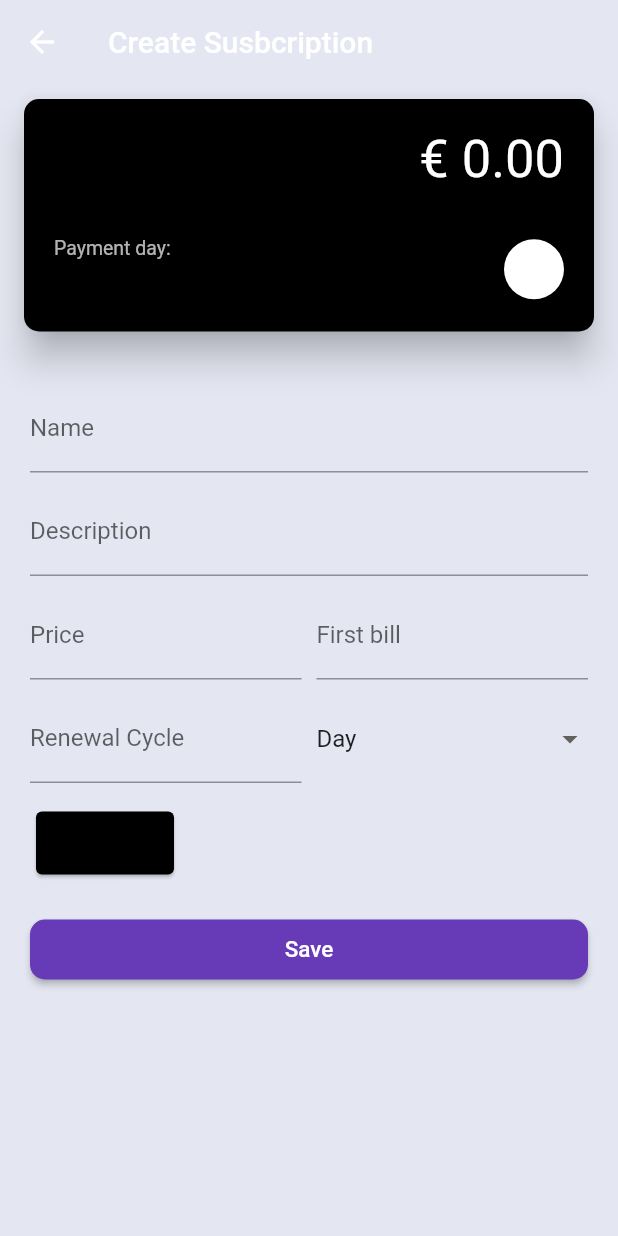
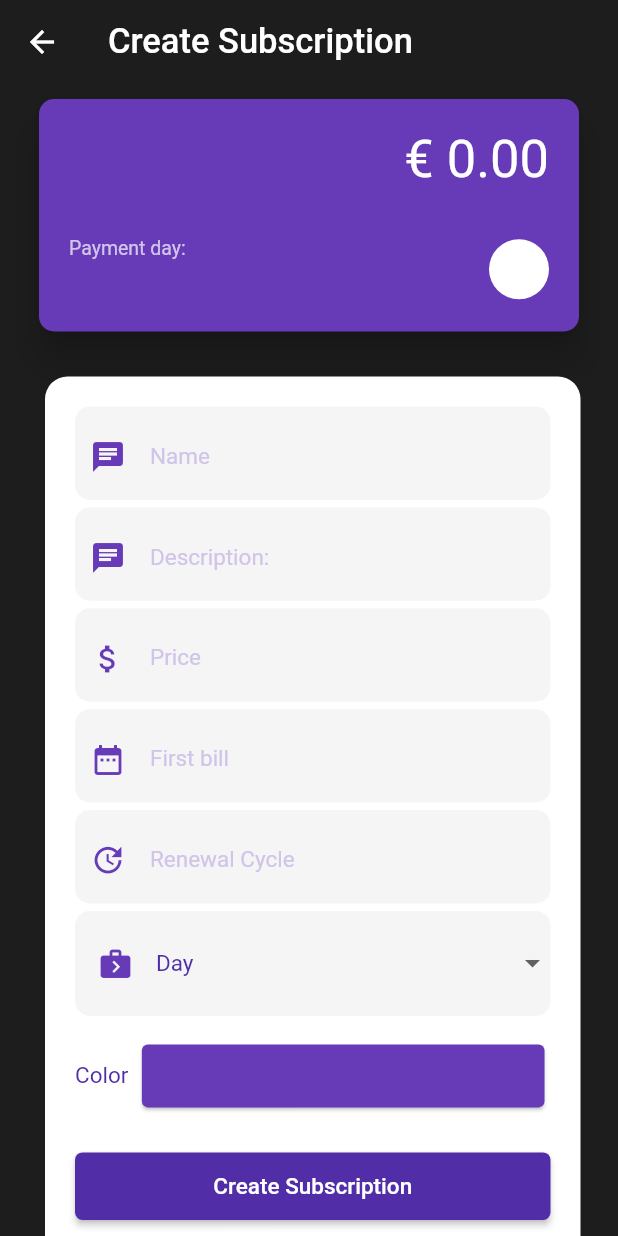
Before and after one commit to antocara/mysubscriptions, a Flutter app: the CreateSubscriptionScreen screen opened directly, on a phone screen of 412 x 824 dp. Run offline on Flutter 3.47's test engine with Material 2 defaults, Android fonts, the phone set to English and light mode, and no system bars; our stand-ins replace bubble_tab_indicator, charts_flutter, flutter_colorpicker, flutter_custom_clippers, package_info, share and 2 more; accounts and stored records are empty.

Commit message:
changed ui create suscription

```diff
--- a/lib/presentations/components/WidgetsFormHelper/color_field_widget.dart
+++ b/lib/presentations/components/WidgetsFormHelper/color_field_widget.dart
@@ -1,7 +1,10 @@
 import 'package:flutter/material.dart';
 import 'package:flutter/services.dart';
 import 'package:flutter_colorpicker/material_picker.dart';
+import 'package:subscriptions/app_localizations.dart';
 import 'package:subscriptions/presentations/components/WidgetsFormHelper/icon_field_widget.dart';
+import 'package:subscriptions/presentations/styles/colors.dart';
+import 'package:subscriptions/presentations/styles/text_styles.dart';
 
 typedef ColorSelected(Color color);
 
@@ -19,7 +22,7 @@ class _ColorFieldWidgetState extends State<ColorFieldWidget> {
 
   @override
   void initState() {
-    _currentColor = Colors.black;
+    _currentColor = kPrimaryColor;
     super.initState();
   }
 
@@ -29,6 +32,13 @@ class _ColorFieldWidgetState extends State<ColorFieldWidget> {
       padding: const EdgeInsets.symmetric(vertical: 10.0, horizontal: 0),
       child: Row(
         children: <Widget>[
+          Text(
+            AppLocalizations.of(context).translate("color"),
+            style: kInputFormContent,
+          ),
+          SizedBox(
+            width: 5,
+          ),
           _buildCircleColor(),
         ],
       ),
@@ -67,13 +77,14 @@ class _ColorFieldWidgetState extends State<ColorFieldWidget> {
   }
 
   Widget _buildCircleColor() {
-    return InkWell(
-      onTap: _showColorPicker,
-      child: Container(
-        width: 100,
-        height: 50,
-        child: Card(
-          color: _currentColor,
+    return Expanded(
+      child: InkWell(
+        onTap: _showColorPicker,
+        child: Container(
+          height: 50,
+          child: Card(
+            color: _currentColor,
+          ),
         ),
       ),
     );
--- a/lib/presentations/components/WidgetsFormHelper/date_field_widget.dart
+++ b/lib/presentations/components/WidgetsFormHelper/date_field_widget.dart
@@ -1,18 +1,21 @@
 import 'package:flutter/material.dart';
 import 'package:flutter/services.dart';
 import 'package:subscriptions/helpers/dates_helper.dart';
+import 'package:subscriptions/presentations/styles/colors.dart';
+import 'package:subscriptions/presentations/styles/text_styles.dart';
 
 class DateFieldWidget extends StatefulWidget {
-  const DateFieldWidget(
-      {Key key,
+  const DateFieldWidget({
+    Key key,
     this.hint,
     this.focusNode,
     this.nextFocusNode,
     this.inputAction,
     this.inputType,
     this.onSave,
-      this.onChange})
-      : super(key: key);
+    this.onChange,
+    this.icons,
+  }) : super(key: key);
 
   final String hint;
   final FocusNode focusNode;
@@ -21,6 +24,7 @@ class DateFieldWidget extends StatefulWidget {
   final List<TextInputFormatter> inputType;
   final Function onSave;
   final Function onChange;
+  final IconData icons;
 
   @override
   _DateFieldWidgetState createState() => _DateFieldWidgetState();
@@ -31,13 +35,26 @@ class _DateFieldWidgetState extends State<DateFieldWidget> {
 
   @override
   Widget build(BuildContext context) {
-    return InkWell(
+    return Container(
+      decoration: BoxDecoration(
+        borderRadius: BorderRadius.circular(10),
+        color: Colors.grey.withOpacity(0.1),
+      ),
+      margin: const EdgeInsets.only(bottom: 5),
+      child: InkWell(
         onTap: _selectDate,
         child: IgnorePointer(
+          child: Padding(
+            padding:
+                const EdgeInsets.only(top: 5, left: 10, right: 10, bottom: 0),
             child: TextFormField(
               controller: _controller,
               decoration: InputDecoration(
+                border: InputBorder.none,
                 labelText: widget.hint,
+                labelStyle: kInputFormHint,
+                hintStyle: kInputFormHint,
+                icon: Icon(widget.icons, color: kPrimaryColor),
               ),
               validator: (value) {
                 if (value.isEmpty) {
@@ -45,14 +62,18 @@ class _DateFieldWidgetState extends State<DateFieldWidget> {
                 }
                 return null;
               },
+              style: kInputFormContent,
               inputFormatters: widget.inputType,
               focusNode: widget.focusNode,
               textInputAction: widget.inputAction,
               onFieldSubmitted: (term) {
-            _fieldFocusChange(context, widget.focusNode, widget.nextFocusNode);
+                _fieldFocusChange(
+                    context, widget.focusNode, widget.nextFocusNode);
               },
               onSaved: widget.onSave,
               onChanged: widget.onChange,
+            ),
+          ),
         ),
       ),
     );
--- a/lib/presentations/components/WidgetsFormHelper/text_field_widget.dart
+++ b/lib/presentations/components/WidgetsFormHelper/text_field_widget.dart
@@ -1,6 +1,8 @@
 import 'package:flutter/material.dart';
 import 'package:flutter/services.dart';
-import 'package:subscriptions/presentations/components/WidgetsFormHelper/icon_field_widget.dart';
+import 'package:subscriptions/app_localizations.dart';
+import 'package:subscriptions/presentations/styles/colors.dart';
+import 'package:subscriptions/presentations/styles/text_styles.dart';
 
 class TextFieldWidget extends StatefulWidget {
   const TextFieldWidget({
@@ -12,6 +14,7 @@ class TextFieldWidget extends StatefulWidget {
     this.keyboardType,
     this.onSave,
     this.onChange,
+    this.icons,
   }) : super(key: key);
 
   final String hint;
@@ -21,6 +24,7 @@ class TextFieldWidget extends StatefulWidget {
   final TextInputType keyboardType;
   final Function onSave;
   final Function onChange;
+  final IconData icons;
 
   @override
   _TextFieldWidgetState createState() => _TextFieldWidgetState();
@@ -29,18 +33,31 @@ class TextFieldWidget extends StatefulWidget {
 class _TextFieldWidgetState extends State<TextFieldWidget> {
   @override
   Widget build(BuildContext context) {
-    return Padding(
-      padding: const EdgeInsets.symmetric(vertical: 5, horizontal: 0),
+    return Container(
+      decoration: BoxDecoration(
+        borderRadius: BorderRadius.circular(10),
+        color: Colors.grey.withOpacity(0.1),
+      ),
+      margin: const EdgeInsets.only(bottom: 5),
+      child: Padding(
+        padding: const EdgeInsets.only(top: 5, left: 10, right: 10, bottom: 0),
         child: TextFormField(
           decoration: InputDecoration(
+            border: InputBorder.none,
             labelText: widget.hint,
+            hintText: "",
+            labelStyle: kInputFormHint,
+            hintStyle: kInputFormHint,
+            icon: Icon(widget.icons, color: kPrimaryColor),
           ),
           validator: (value) {
             if (value.isEmpty) {
-            return 'Please enter some value';
+              return AppLocalizations.of(context)
+                  .translate("error_mandatory_field");
             }
             return null;
           },
+          style: kInputFormContent,
           keyboardType: widget.keyboardType,
           focusNode: widget.focusNode,
           textInputAction: widget.inputAction,
@@ -49,6 +66,7 @@ class _TextFieldWidgetState extends State<TextFieldWidget> {
           },
           onChanged: widget.onChange,
           onSaved: widget.onSave,
+        ),
       ),
     );
   }
--- a/lib/presentations/components/detail_app_bar.dart
+++ b/lib/presentations/components/detail_app_bar.dart
@@ -4,12 +4,12 @@ import 'package:subscriptions/presentations/styles/colors.dart' as AppColors;
 import 'package:subscriptions/presentations/styles/text_styles.dart';
 
 class DetailAppBar extends StatelessWidget implements PreferredSizeWidget {
-  DetailAppBar({Key key, Subscription subscription})
-      : _subscription = subscription,
+  DetailAppBar({Key key, @required String title})
+      : _title = title,
         preferredSize = Size.fromHeight(kToolbarHeight),
         super(key: key);
 
-  final Subscription _subscription;
+  String _title;
   @override
   final Size preferredSize;
 
@@ -19,7 +19,7 @@ class DetailAppBar extends StatelessWidget implements PreferredSizeWidget {
       iconTheme: IconThemeData(color: AppColors.kAppBarTitleDetail),
       backgroundColor: AppColors.kTransparent,
       elevation: 0,
-      title: Text(_subscription.upperName, style: kTitleAppBar),
+      title: Text(_title, style: kTitleAppBar),
     );
   }
 }
--- a/lib/presentations/components/renewal_card.dart
+++ b/lib/presentations/components/renewal_card.dart
@@ -17,11 +17,14 @@ class RenewalCard extends StatelessWidget {
   Widget build(BuildContext context) {
     return Card(
       shape: RoundedRectangleBorder(
-          borderRadius: BorderRadius.circular(AppDimens.kBorderRadiusCard)),
+        borderRadius: BorderRadius.circular(AppDimens.kBorderRadiusCard),
+      ),
       margin: EdgeInsets.symmetric(
-          vertical: 0, horizontal: AppDimens.kDefaultHorizontalMargin),
+        vertical: 0,
+        horizontal: AppDimens.kDefaultHorizontalMargin,
+      ),
       elevation: 10,
-      color: _renewal.subscription.color ?? Colors.black,
+      color: _renewal.subscription.color ?? AppColors.kPrimaryColor,
       child: Padding(
         padding: const EdgeInsets.all(20.0),
         child: _buildCardContent(context),
--- a/lib/presentations/create_subscription/create_subscription_screen.dart
+++ b/lib/presentations/create_subscription/create_subscription_screen.dart
@@ -1,18 +1,21 @@
 import 'package:flutter/cupertino.dart';
 import 'package:flutter/material.dart';
 import 'package:flutter/services.dart';
+import 'package:subscriptions/app_localizations.dart';
 import 'package:subscriptions/data/di/subscription_inject.dart';
 import 'package:subscriptions/data/entities/renewal.dart';
 import 'package:subscriptions/data/entities/renewal_period.dart';
 import 'package:subscriptions/data/entities/subscription.dart';
 import 'package:subscriptions/helpers/dates_helper.dart';
-import 'package:subscriptions/presentations/navigation_manager.dart';
-import 'package:subscriptions/presentations/styles/colors.dart' as AppColors;
-import 'package:subscriptions/presentations/components/card_row.dart';
 import 'package:subscriptions/presentations/components/WidgetsFormHelper/color_field_widget.dart';
 import 'package:subscriptions/presentations/components/WidgetsFormHelper/date_field_widget.dart';
 import 'package:subscriptions/presentations/components/WidgetsFormHelper/dismiss_keyboard_on_scroll.dart';
 import 'package:subscriptions/presentations/components/WidgetsFormHelper/text_field_widget.dart';
+import 'package:subscriptions/presentations/components/card_row.dart';
+import 'package:subscriptions/presentations/components/detail_app_bar.dart';
+import 'package:subscriptions/presentations/navigation_manager.dart';
+import 'package:subscriptions/presentations/styles/colors.dart' as AppColors;
+import 'package:subscriptions/presentations/styles/text_styles.dart';
 
 class CreateSubscriptionScreen extends StatefulWidget {
   @override
@@ -29,55 +32,57 @@ class _CreateSubscriptionScreenState extends State<CreateSubscriptionScreen> {
       new GlobalKey<ScaffoldState>();
 
   @override
+  void initState() {
+    _renewal.subscription = _subscription;
+    super.initState();
+  }
+
+  @override
   Widget build(BuildContext context) {
     return Scaffold(
-      backgroundColor: AppColors.kCreateSubscriptionBack,
+      backgroundColor:
+          AppColors.kDefaultBackground, //AppColors.kDefaultBackground,
       key: mScaffoldState,
-      appBar: AppBar(
-        iconTheme: IconThemeData(color: AppColors.kAppBarTitle),
-        backgroundColor: Colors.transparent,
-        elevation: 0,
-        title: Text("Create Susbcription",
-            style: TextStyle(
-              color: AppColors.kAppBarTitle,
-            )),
-      ),
+      appBar: _buildAppBar(),
       body: _buildBody(context),
     );
   }
 
+  Widget _buildAppBar() {
+    return DetailAppBar(
+      title: AppLocalizations.of(context).translate("create_subscription"),
+    );
+  }
+
   Widget _buildBody(BuildContext context) {
-    _renewal.subscription = _subscription;
-
-    return Stack(
-      children: <Widget>[
-        Column(
-          children: <Widget>[
+    return Center(
+      child: Container(
+        margin: EdgeInsets.only(left: 0, right: 0, bottom: 0),
+        child: CustomScrollView(
+          slivers: <Widget>[
+            SliverList(
+              delegate: SliverChildListDelegate(
+                [
                   _buildCard(),
-            Expanded(
-              child: _buildForm(context),
-            )
+                  SizedBox(
+                    height: 20,
+                  ),
+                  _buildForm(),
                 ],
               ),
+            ),
           ],
+        ),
+      ),
     );
   }
 
   Widget _buildCard() {
-    return CardRow(
+    return Padding(
+      padding: const EdgeInsets.only(left: 10.0, right: 10.0),
+      child: CardRow(
         onTap: () {},
         renewal: _renewal,
-    );
-  }
-
-  Widget _buildForm(BuildContext context) {
-    return Center(
-      child: Container(
-        margin: EdgeInsets.all(20),
-        child: Form(
-          key: _formKey,
-          child: _buildInput(),
-        ),
       ),
     );
   }
@@ -90,92 +95,93 @@ class _CreateSubscriptionScreenState extends State<CreateSubscriptionScreen> {
   FocusNode _subscriptionColor = FocusNode();
   String _dropdownValue = 'Day';
 
-  Widget _buildInput() {
-    return DismissKeyboardOnScroll(
-      child: ListView(
-        children: <Widget>[
-          _buildTextFieldName(),
-          _buildTextFieldDescription(),
-          Row(
-            children: <Widget>[
-              Expanded(
-                child: _buildTextFieldPrice(),
+  Form _buildForm() {
+    return Form(
+      key: _formKey,
+      child: Padding(
+        padding: const EdgeInsets.only(left: 30.0, right: 25.0),
+        child: Container(
+          decoration: BoxDecoration(
+              borderRadius: BorderRadius.only(
+                topLeft: Radius.circular(15),
+                topRight: Radius.circular(15),
               ),
-              SizedBox(width: 10),
-              Expanded(
-                child: _buildDateTextField(),
-              )
-            ],
+              color: Colors.white),
+          child: _buildInputs(context),
         ),
-          Row(
-            verticalDirection: VerticalDirection.down,
-            crossAxisAlignment: CrossAxisAlignment.center,
-            children: <Widget>[
-              Expanded(
-                child: _buildRenewalTextField(),
-              ),
-              SizedBox(
-                width: 10,
-              ),
-              Expanded(
-                child: _buildDropDown(),
-              ),
-            ],
-          ),
-          ColorFieldWidget(
-            colorSelected: (Color color) {
-              _subscription.color = color;
-              _renewal.subscription.color = color;
-              _refresh();
-            },
-          ),
-          _buildButtonSend(context),
-        ],
       ),
     );
   }
 
-  Widget _buildTextFieldName() {
+  Widget _buildInputs(BuildContext context) {
+    return Padding(
+      padding: const EdgeInsets.only(left: 20.0, right: 20.0, top: 20.00),
+      child: DismissKeyboardOnScroll(
+        child: ListView(
+          physics: const NeverScrollableScrollPhysics(),
+          shrinkWrap: true,
+          children: <Widget>[
+            _buildTextFieldName(context),
+            _buildTextFieldDescription(context),
+            _buildTextFieldPrice(context),
+            _buildDateTextField(context),
+            _buildRenewalTextField(context),
+            _buildDropDown(),
+            _buildColorCard(),
+            _buildButtonSend(context),
+          ],
+        ),
+      ),
+    );
+  }
+
+  Widget _buildTextFieldName(BuildContext context) {
     return TextFieldWidget(
       onSave: (val) => _subscription.name = val,
       onChange: (val) {
         _renewal.subscription.name = val;
         _refresh();
       },
-        hint: "Name",
+      hint: AppLocalizations.of(context).translate("name"),
       focusNode: _name,
       nextFocusNode: _description,
-        inputAction: TextInputAction.next);
+      inputAction: TextInputAction.next,
+      icons: Icons.chat,
+    );
   }
 
-  Widget _buildTextFieldDescription() {
+  Widget _buildTextFieldDescription(BuildContext context) {
     return TextFieldWidget(
       onSave: (val) => _subscription.description = val,
       onChange: (val) {
         _renewal.subscription.description = val;
         _refresh();
       },
-        hint: "Description",
+      hint: AppLocalizations.of(context).translate("description"),
       focusNode: _description,
       nextFocusNode: _price,
-        inputAction: TextInputAction.next);
+      inputAction: TextInputAction.next,
+      icons: Icons.chat,
+    );
   }
 
-  Widget _buildTextFieldPrice() {
+  Widget _buildTextFieldPrice(BuildContext context) {
     return TextFieldWidget(
       onSave: (val) => _subscription.price = double.parse(val),
       onChange: (val) {
         _renewal.subscription.price = double.parse(val);
         _refresh();
       },
-        hint: "Price",
+      hint: AppLocalizations.of(context).translate("price"),
       focusNode: _price,
       nextFocusNode: null,
       keyboardType: TextInputType.numberWithOptions(decimal: true),
-        inputAction: TextInputAction.next);
+      inputAction: TextInputAction.next,
+      icons: Icons.attach_money,
+    );
   }
 
-  Widget _buildDateTextField() {
+  Widget _buildDateTextField(BuildContext context) {
     return DateFieldWidget(
       onSave: (val) =>
           _subscription.firstBill = DatesHelper.toDateFromString(val),
@@ -183,25 +189,46 @@ class _CreateSubscriptionScreenState extends State<CreateSubscriptionScreen> {
         _renewal.renewalAt = DatesHelper.toDateFromString(val);
         _refresh();
       },
-        hint: "First bill",
+      hint: AppLocalizations.of(context).translate("first_bill"),
       focusNode: _firstBill,
       nextFocusNode: _renewalCycle,
-        inputAction: TextInputAction.done);
+      inputAction: TextInputAction.done,
+      icons: Icons.date_range,
+    );
   }
 
-  Widget _buildRenewalTextField() {
+  Widget _buildRenewalTextField(BuildContext context) {
     return TextFieldWidget(
       onSave: (val) => _subscription.renewal = int.parse(val),
-      hint: "Renewal Cycle",
+      hint: AppLocalizations.of(context).translate("renewal_cycle"),
       focusNode: _renewalCycle,
       keyboardType: TextInputType.numberWithOptions(decimal: false),
       nextFocusNode: _subscriptionColor,
       inputAction: TextInputAction.next,
+      icons: Icons.update,
     );
   }
 
   Widget _buildDropDown() {
-    return DropdownButton<String>(
+    return Container(
+      height: 70,
+      decoration: BoxDecoration(
+        borderRadius: BorderRadius.circular(10),
+        color: Colors.grey.withOpacity(0.1),
+      ),
+      margin: const EdgeInsets.only(bottom: 5),
+      child: Row(
+        children: <Widget>[
+          Padding(
+            padding:
+                const EdgeInsets.only(top: 0, left: 15, right: 15, bottom: 0),
+            child: Icon(
+              Icons.next_week,
+              color: AppColors.kPrimaryColor,
+            ),
+          ),
+          Expanded(
+            child: DropdownButton<String>(
               hint: Text('Day'),
               isExpanded: true,
               underline: Container(
@@ -214,7 +241,22 @@ class _CreateSubscriptionScreenState extends State<CreateSubscriptionScreen> {
                   _dropdownValue = newValue;
                 });
               },
+              style: kInputFormContent,
               items: RenewalPeriod.renewalCyclesValues(),
+            ),
+          ),
+        ],
+      ),
+    );
+  }
+
+  Widget _buildColorCard() {
+    return ColorFieldWidget(
+      colorSelected: (Color color) {
+        _subscription.color = color;
+        _renewal.subscription.color = color;
+        _refresh();
+      },
     );
   }
 
@@ -230,11 +272,10 @@ class _CreateSubscriptionScreenState extends State<CreateSubscriptionScreen> {
     return Padding(
       padding: const EdgeInsets.symmetric(vertical: 16.0),
       child: Container(
-        height: 40,
+        height: 45,
         child: RaisedButton(
-          shape:
-              RoundedRectangleBorder(borderRadius: BorderRadius.circular(10)),
-          color: AppColors.kPrimaryColor,
+          shape: RoundedRectangleBorder(borderRadius: BorderRadius.circular(5)),
+          color: AppColors.kPrimaryColorDark,
           onPressed: () {
             if (_formKey.currentState.validate()) {
               _formKey.currentState.save();
@@ -243,7 +284,7 @@ class _CreateSubscriptionScreenState extends State<CreateSubscriptionScreen> {
             }
           },
           child: Text(
-            'Save',
+            AppLocalizations.of(context).translate("create"),
             style: TextStyle(fontSize: 15, color: AppColors.kTitleButtonSave),
           ),
         ),
@@ -256,11 +297,15 @@ class _CreateSubscriptionScreenState extends State<CreateSubscriptionScreen> {
         .saveSubscription(_subscription);
 
     if (result) {
-      showSnackBar(message: "Subscripción guardada");
+      showSnackBar(
+        message: AppLocalizations.of(context).translate("subscription_saved"),
+      );
       NavigationManager.popView(context);
     } else {
       showSnackBar(
-          message: "Error guardadndo la subscripción, inténtelo de nuevo");
+        message:
+            AppLocalizations.of(context).translate("error_saving_subscription"),
+      );
     }
   }
 
--- a/lib/presentations/renewal_detail/subscription_detail_screen.dart
+++ b/lib/presentations/renewal_detail/subscription_detail_screen.dart
@@ -63,7 +63,7 @@ class _SubscriptionDetailState extends State<SubscriptionDetail> {
   Widget _buildScaffold(BuildContext context) {
     return Scaffold(
       backgroundColor: AppColors.kTransparent,
-      appBar: DetailAppBar(subscription: widget._renewal.subscription),
+      appBar: DetailAppBar(title: widget._renewal.subscription.upperName),
       body: _buildBody(context),
     );
   }
--- a/lib/presentations/styles/text_styles.dart
+++ b/lib/presentations/styles/text_styles.dart
@@ -30,3 +30,9 @@ final kCardDetailAmount =
 
 //settings
 const kTitleSettings = TextStyle(fontSize: 18, color: AppColors.kWhiteColor);
+
+//form
+const kInputFormContent =
+    TextStyle(fontSize: 15, color: AppColors.kPrimaryColorDark);
+const kInputFormHint =
+    TextStyle(fontSize: 15, color: AppColors.kLightPrimaryColor);
```
Also changed, not shown: lang/en.json (+11 -1 lines), lang/es.json (+11 -1 lines). Lines whose indentation alone changed are shown as unchanged.
